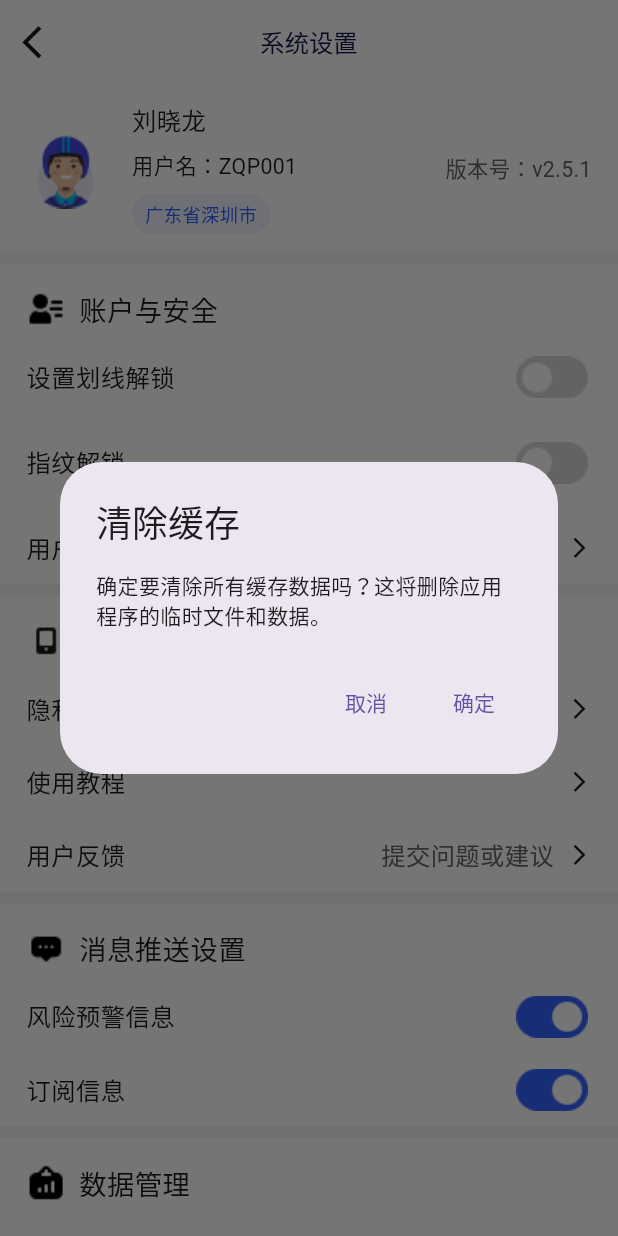
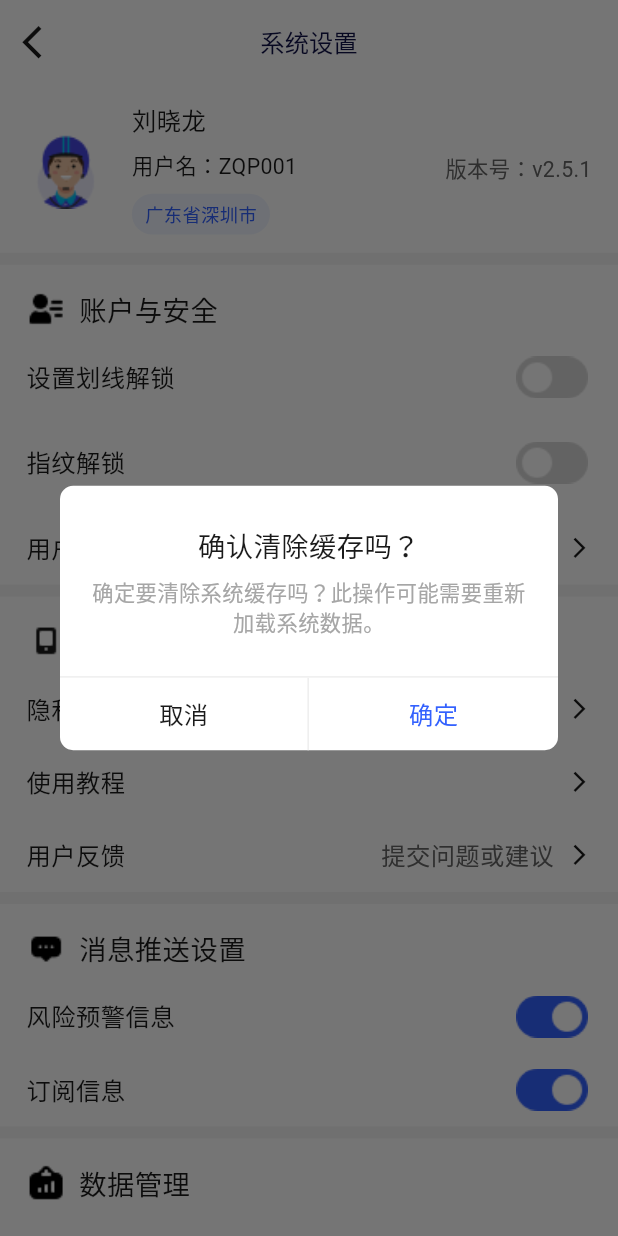
Before and after one commit to shen0909/FY_app, a Flutter app: the SettingPage screen opened by its route, after a tap on "清除缓存", on a phone screen of 412 x 824 dp. Run offline on Flutter 3.47's test engine with Material 3 defaults, Android fonts, the light colour scheme and no system bars; our stand-ins replace badges, dio, flutter_screenutil, get, local_auth, shared_preferences; missing offline and left inert: side_sheet; accounts and stored records are empty; network calls fail; Roboto replaces fonts that are missing (AlibabaPuHuiTi).

Commit message:
feature: 设置页弹窗

```diff
--- a/lib/pages/setting/setting_logic.dart
+++ b/lib/pages/setting/setting_logic.dart
@@ -1,8 +1,10 @@
 import 'package:flutter/material.dart';
+import 'package:flutter_screenutil/flutter_screenutil.dart';
 import 'package:get/get.dart';
 import 'package:local_auth/local_auth.dart';
 import 'package:safe_app/routers/routers.dart';
 import 'package:safe_app/services/biometric_service.dart';
+import 'package:safe_app/styles/colors.dart';
 import 'package:safe_app/utils/pattern_lock_util.dart';
 import 'package:safe_app/utils/shared_prefer.dart';
 import 'package:safe_app/utils/toast_util.dart';
@@ -88,7 +90,8 @@ class SettingLogic extends GetxController {
         }
 
         // 获取可用的生物识别类型
-        List<BiometricType> availableBiometrics = await BiometricService.getAvailableBiometrics();
+        List<BiometricType> availableBiometrics =
+            await BiometricService.getAvailableBiometrics();
         if (availableBiometrics.isEmpty) {
           state.isFingerprintEnabled.value = false;
           ToastUtil.showError('未检测到可用的指纹，请先在系统设置中添加指纹');
@@ -154,22 +157,94 @@ class SettingLogic extends GetxController {
 
   // 清除缓存
   void clearCache() {
-    Get.dialog(
-      AlertDialog(
-        title: const Text('清除缓存'),
-        content: const Text('确定要清除所有缓存数据吗？这将删除应用程序的临时文件和数据。'),
+    showDialog(
+      context: Get.context!,
+      builder: (context) => AlertDialog(
+        backgroundColor: FYColors.whiteColor,
+        content: Column(
+          mainAxisSize: MainAxisSize.min,
+          children: [
+            Text(
+              '确认清除缓存吗？',
+              textAlign: TextAlign.center,
+              style: TextStyle(
+                fontSize: 18.sp,
+                color: const Color(0xFF1A1A1A),
+                fontWeight: FontWeight.w400,
+              ),
+            ),
+            SizedBox(height: 8.h),
+            Text(
+              '确定要清除系统缓存吗？此操作可能需要重新加载系统数据。',
+              textAlign: TextAlign.center,
+              style: TextStyle(
+                fontSize: 14.sp,
+                color: FYColors.color_A6A6A6,
+                fontWeight: FontWeight.w400,
+              ),
+            ),
+          ],
+        ),
+        shape: RoundedRectangleBorder(borderRadius: BorderRadius.circular(8.w)),
+        contentPadding: EdgeInsets.symmetric(vertical: 24.w, horizontal: 16.w),
+        actionsPadding: EdgeInsets.zero,
+        buttonPadding: EdgeInsets.zero,
         actions: [
-          TextButton(
-            onPressed: () => Get.back(),
-            child: const Text('取消'),
+          // 分割线
+          Container(
+            height: 1.w,
+            color: const Color(0xFFEFEFEF),
           ),
-          TextButton(
-            onPressed: () {
-              // 执行清除缓存操作
-              Get.back();
-              Get.snackbar('提示', '缓存已清除');
-            },
-            child: const Text('确定'),
+          // 按钮区域
+          Row(
+            children: [
+              // 取消按钮
+              Expanded(
+                child: InkWell(
+                  onTap: () => Navigator.pop(context),
+                  child: Container(
+                    height: 44.w,
+                    alignment: Alignment.center,
+                    decoration: BoxDecoration(
+                      border: Border(
+                        right: BorderSide(
+                          color: const Color(0xFFEFEFEF),
+                          width: 1.w,
+                        ),
+                      ),
+                    ),
+                    child: Text(
+                      '取消',
+                      style: TextStyle(
+                        fontSize: 16.sp,
+                        fontWeight: FontWeight.w400,
+                        color: const Color(0xFF1A1A1A),
+                      ),
+                    ),
+                  ),
+                ),
+              ),
+              // 确定按钮
+              Expanded(
+                child: InkWell(
+                  onTap: () {
+                    Navigator.pop(context);
+                  },
+                  child: Container(
+                    height: 44.w,
+                    alignment: Alignment.center,
+                    child: Text(
+                      '确定',
+                      style: TextStyle(
+                        fontSize: 16.sp,
+                        fontWeight: FontWeight.w400,
+                        color: const Color(0xFF3361FE),
+                      ),
+                    ),
+                  ),
+                ),
+              ),
+            ],
           ),
         ],
       ),
@@ -241,7 +316,8 @@ class SettingLogic extends GetxController {
           ),
           TextButton(
             onPressed: () {
-              if (nameController.text.isNotEmpty && idController.text.isNotEmpty) {
+              if (nameController.text.isNotEmpty &&
+                  idController.text.isNotEmpty) {
                 state.userList.add({
                   'name': nameController.text,
                   'id': idController.text,
```
